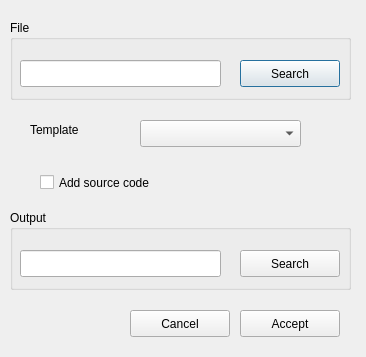
DRubioG/HDLHelper, file src/UI/UIs/Documentation_generator_UI.ui: the form before one commit.
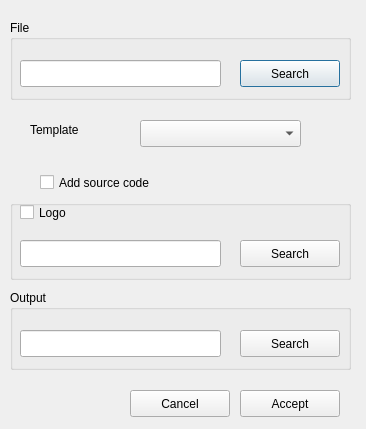
The form after the commit.

The edit to the form file:
```diff
--- a/src/UI/UIs/Documentation_generator_UI.ui
+++ b/src/UI/UIs/Documentation_generator_UI.ui
@@ -7,7 +7,7 @@
     <x>0</x>
     <y>0</y>
     <width>366</width>
-    <height>357</height>
+    <height>429</height>
    </rect>
   </property>
   <property name="windowTitle">
@@ -30,7 +30,7 @@
    <property name="geometry">
     <rect>
      <x>130</x>
-     <y>310</y>
+     <y>390</y>
      <width>100</width>
      <height>27</height>
     </rect>
@@ -43,7 +43,7 @@
    <property name="geometry">
     <rect>
      <x>240</x>
-     <y>310</y>
+     <y>390</y>
      <width>100</width>
      <height>27</height>
     </rect>
@@ -115,7 +115,7 @@
    <property name="geometry">
     <rect>
      <x>10</x>
-     <y>210</y>
+     <y>290</y>
      <width>341</width>
      <height>80</height>
     </rect>
@@ -147,6 +147,55 @@
     </property>
    </widget>
   </widget>
+  <widget class="QGroupBox" name="groupBox_3">
+   <property name="geometry">
+    <rect>
+     <x>10</x>
+     <y>200</y>
+     <width>341</width>
+     <height>80</height>
+    </rect>
+   </property>
+   <property name="title">
+    <string/>
+   </property>
+   <widget class="QLineEdit" name="lineEdit_logo">
+    <property name="geometry">
+     <rect>
+      <x>10</x>
+      <y>40</y>
+      <width>201</width>
+      <height>27</height>
+     </rect>
+    </property>
+   </widget>
+   <widget class="QPushButton" name="pushButton_logo">
+    <property name="geometry">
+     <rect>
+      <x>230</x>
+      <y>40</y>
+      <width>100</width>
+      <height>27</height>
+     </rect>
+    </property>
+    <property name="text">
+     <string>Search</string>
+    </property>
+   </widget>
+   <widget class="QCheckBox" name="checkBox_logo">
+    <property name="geometry">
+     <rect>
+      <x>10</x>
+      <y>0</y>
+      <width>181</width>
+      <height>25</height>
+     </rect>
+    </property>
+    <property name="text">
+     <string>Logo</string>
+    </property>
+   </widget>
+  </widget>
   <zorder>groupBox</zorder>
   <zorder>pushButton_input</zorder>
   <zorder>pushButton_cancel</zorder>
```
Left out of the diff: 1 changed line with no effect on the pictures.
